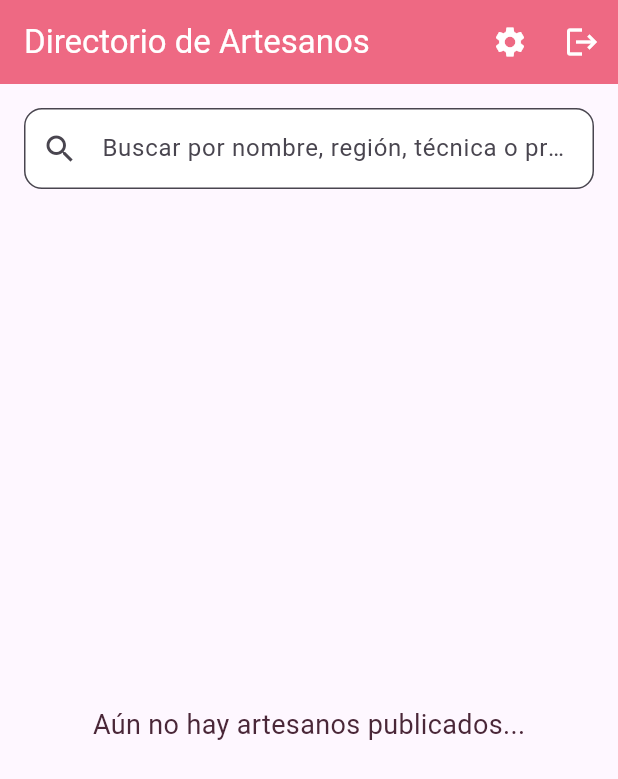
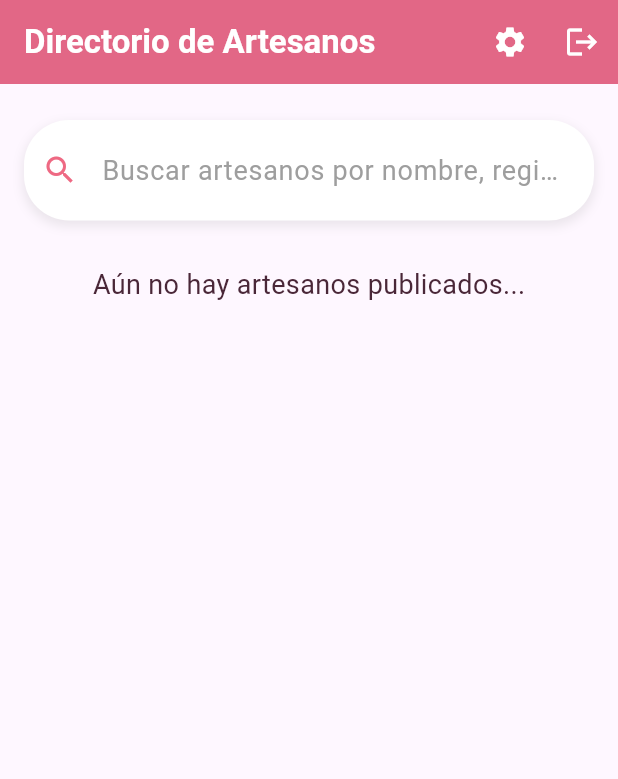
Before and after one commit to padilla08flow-glitch/webDirectory, a Flutter app: the PagHome screen opened directly, on a phone screen of 412 x 824 dp. Shown: the top 779 px of the screen. Run offline on Flutter 3.47's test engine with Material 3 defaults, Android fonts, the light colour scheme and no system bars; our stand-ins replace cloud_firestore, firebase_auth, firebase_core, google_fonts; accounts and stored records are empty; statements that could not run were skipped.

Commit message:
Update search method and improve UI structure
Refactor search functionality and UI layout.

```diff
--- a/lib/PagHome.dart
+++ b/lib/PagHome.dart
@@ -19,7 +19,9 @@ class _PagHomeState extends State<PagHome> {
 
   List<Artesano> _allArtesanos = [];
   List<Artesano> _filterArtesanos = [];
+  //contolador --> busqueda
   final TextEditingController _controlarBusqueda = TextEditingController();
+  //se muestran si estan publicados
   final Stream<QuerySnapshot> _artesanosStream = FirebaseFirestore.instance
       .collection('artesanos')
       .where('publicado', isEqualTo: true)
@@ -28,17 +30,16 @@ class _PagHomeState extends State<PagHome> {
   @override
   void initState() {
     super.initState();
-    _controlarBusqueda.addListener(_onSearchChanged);
+    _controlarBusqueda.addListener(_alCambiarBusqueda);
   }
-
   @override
   void dispose() {
-    _controlarBusqueda.removeListener(_onSearchChanged);
+    _controlarBusqueda.removeListener(_alCambiarBusqueda);
     _controlarBusqueda.dispose();
     super.dispose();
   }
-
-  void _onSearchChanged() {
+  //metodo para filtrar busquedas desde barra de busqueda
+  void _alCambiarBusqueda() {
     if (mounted) {
       setState(() {
         _filtroArtesanos(_controlarBusqueda.text);
@@ -53,7 +54,7 @@ class _PagHomeState extends State<PagHome> {
     }
 
     final searchQuery = query.toLowerCase();
-    _filterArtesanos = _allArtesanos.where((artesano) {
+    _filterArtesanos = _allArtesanos.where((artesano){
       final nombre = artesano.nombre.toLowerCase();
       final region = artesano.region.toLowerCase();
       final tecnicas = artesano.tecnicas.join(' ').toLowerCase();
@@ -119,46 +120,87 @@ class _PagHomeState extends State<PagHome> {
   //interfaz
   @override
   Widget build(BuildContext context){
+    final screenSize = MediaQuery.of(context).size;
+    const double maxContentWidth = 1200;
+
+    final double containerWidth = screenSize.width > maxContentWidth
+        ? maxContentWidth
+        : screenSize.width;
+
     return Scaffold(
+
       appBar: AppBar(
-        title: const Text('Directorio de Artesanos', style: TextStyle(color: Colors.white)),
+        title: const Text('Directorio de Artesanos', style: TextStyle(color: Colors.white, fontWeight: FontWeight.bold)),
         backgroundColor: AppColors.mexicanPink,
         automaticallyImplyLeading: false,
         actions: _appBarActions(context),
+        elevation: 4.0,
       ),
 
-      body: Column(
+      body: SingleChildScrollView(
+        child: Center(
+          child: Container(
+            width: containerWidth,
+            padding: const EdgeInsets.symmetric(horizontal: 16.0, vertical: 24.0),
+            child: Column(
+              crossAxisAlignment: CrossAxisAlignment.center,
+
+              //barra de busqueda
               children: [
-          //metodo de busqueda
               Padding(
-            padding: const EdgeInsets.all(16.0),
+                padding: const EdgeInsets.only(bottom: 30.0),
+                child: ConstrainedBox(
+                  constraints: const BoxConstraints(maxWidth: 800),
+
+                  child: Container(
+                    decoration: BoxDecoration(
+                      color: Colors.white,
+                      borderRadius: BorderRadius.circular(30.0),
+                      boxShadow: [
+                        BoxShadow(
+                          color: Colors.grey.withAlpha(51),
+                          spreadRadius: 1,
+                          blurRadius: 5,
+                          offset: const Offset(0, 3),
+                        ),
+                      ],
+                    ),
                     child: TextField(
                       controller: _controlarBusqueda,
-              decoration: const InputDecoration(
-                hintText: 'Buscar por nombre, región, técnica o prenda...',
-                prefixIcon: Icon(Icons.search),
-                border: OutlineInputBorder(
-                  borderRadius: BorderRadius.all(Radius.circular(12.0)),
+                      style: const TextStyle(fontSize: 18.0),
+                      decoration: InputDecoration(
+                        hintText: 'Buscar artesanos por nombre, región, técnica o prenda...',
+                        hintStyle: TextStyle(color: Colors.grey.shade500),
+                        prefixIcon: const Icon(Icons.search, color: AppColors.mexicanPink, size: 24),
+                        filled: true,
+                        fillColor: Colors.transparent,
+                        border: InputBorder.none,
+                        focusedBorder: OutlineInputBorder(
+                          borderRadius: BorderRadius.circular(30.0),
+                          borderSide: const BorderSide(color: AppColors.mexicanPink, width: 2.0),
                         ),
-                contentPadding: EdgeInsets.symmetric(vertical: 15.0, horizontal: 10.0),
-                fillColor: Colors.white,
-                filled: true,
+                        contentPadding: const EdgeInsets.symmetric(vertical: 20.0, horizontal: 20.0),
+                      ),
+                    ),
                   ),
                 ),
               ),
 
-          //actualizar la lista
-          Expanded(
-            child: StreamBuilder<QuerySnapshot>(
+              //area de tarjetas
+                StreamBuilder<QuerySnapshot>(
                   stream: _artesanosStream,
                   builder: (context, snapshot){
                     if (snapshot.hasError){
                       return Center(child: Text('Error al cargar: ${snapshot.error}', style: const TextStyle(color: AppColors.ErrorRojo)));
                     }
                     if(snapshot.connectionState == ConnectionState.waiting) {
-                  return const Center(child: CircularProgressIndicator(color: AppColors.mexicanPink));
+                      return const Center(child: Padding(
+                        padding: EdgeInsets.only(top: 50.0),
+                        child: CircularProgressIndicator(color:AppColors.mexicanPink),
+                      ));
                     }
 
+                    //cargar datos
                     final List<Artesano> fetchedArtesanos = snapshot.data!.docs.map((doc) {
                       final data = doc.data() as Map<String, dynamic>;
                       return Artesano.fromFirestore(data, doc.id);
@@ -190,12 +232,14 @@ class _PagHomeState extends State<PagHome> {
                     }
 
                     return GridView.builder(
-                  padding: const EdgeInsets.all(20.0),
+                      shrinkWrap: true,
+                      physics: const NeverScrollableScrollPhysics(),
+                      padding: const EdgeInsets.only(top: 10.0),
                       gridDelegate: const SliverGridDelegateWithMaxCrossAxisExtent(
                         maxCrossAxisExtent: 400,
-                    childAspectRatio: 0.75,
-                    crossAxisSpacing: 20,
-                    mainAxisSpacing: 20,
+                        childAspectRatio: 0.70,
+                        crossAxisSpacing: 25,
+                        mainAxisSpacing: 25,
                       ),
                       itemCount: _filterArtesanos.length,
                       itemBuilder: (context, index){
@@ -204,8 +248,10 @@ class _PagHomeState extends State<PagHome> {
                     );
                   },
                 ),
+              ],
             ),
-        ],
+          ),
+        ),
       ),
     );
   }
```
Lines whose indentation alone changed are shown as unchanged.
